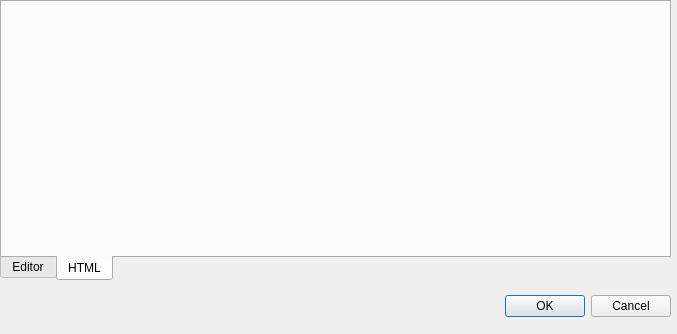
marcelbonnet/QStage, file dialogdocumenteditor.ui: the form before one commit.
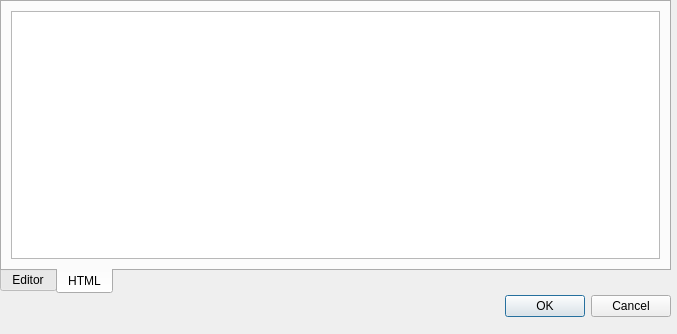
The form after the commit. The open tabs and pages were chosen to show the change.

Commit message: Exibe HTML Source na outra aba

The edit to the form file:
```diff
--- a/dialogdocumenteditor.ui
+++ b/dialogdocumenteditor.ui
@@ -35,7 +35,7 @@
      <x>0</x>
      <y>0</y>
      <width>671</width>
-     <height>281</height>
+     <height>294</height>
     </rect>
    </property>
    <property name="tabPosition">
@@ -129,6 +129,11 @@
     <attribute name="title">
      <string>HTML</string>
     </attribute>
+    <layout class="QVBoxLayout" name="verticalLayout_2">
+     <item>
+      <widget class="QTextEdit" name="textEditSource"/>
+     </item>
+    </layout>
    </widget>
   </widget>
  </widget>
```
The commit also changes 2 other files.
